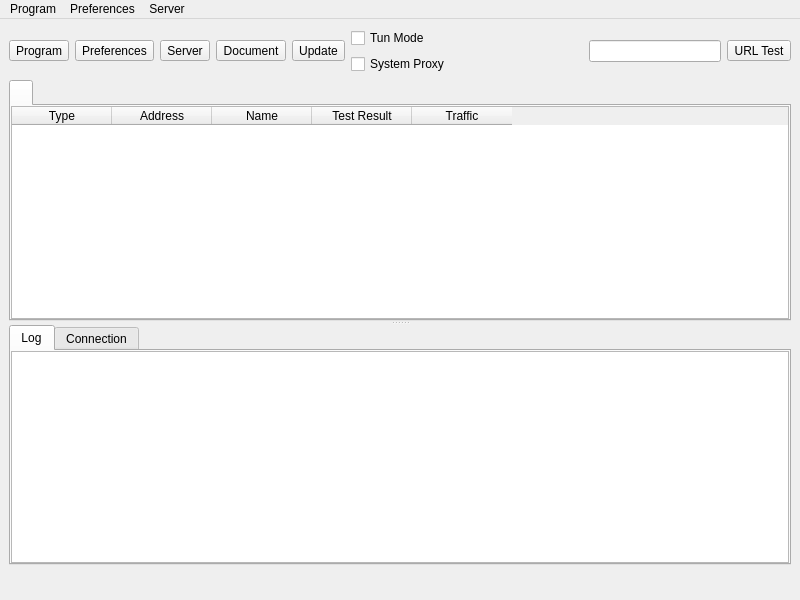
Before: the Qt Designer form ui/mainwindow.ui in q2333gh/nekoray, drawn with Qt 5.
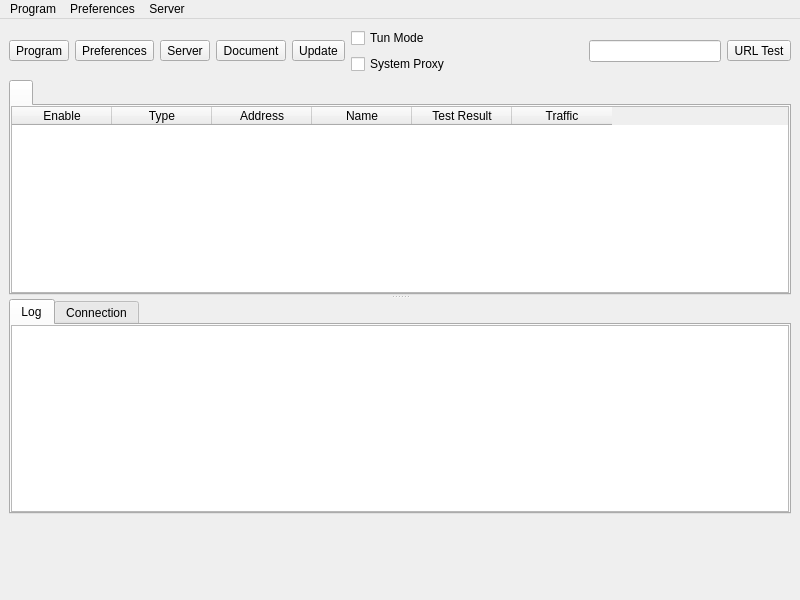
After: the same form once the commit is applied. Icons and pictures are not drawn. Custom widgets are drawn as their Qt base class.

Commit message: Update UI components and build scripts

Diff of the .ui file:
```diff
--- a/ui/mainwindow.ui
+++ b/ui/mainwindow.ui
@@ -268,6 +268,11 @@
            <attribute name="verticalHeaderDefaultSectionSize">
             <number>30</number>
            </attribute>
+           <column>
+            <property name="text">
+             <string>Enable</string>
+            </property>
+           </column>
            <column>
             <property name="text">
              <string>Type</string>
@@ -443,6 +448,49 @@
       </item>
      </layout>
     </item>
+    <item>
+     <layout class="QVBoxLayout" name="bottomPlaceholderLayout" spacing="0">
+      <item>
+       <widget class="QLabel" name="label_bottom_placeholder_1">
+        <property name="text">
+         <string>&#160;</string>
+        </property>
+        <property name="minimumSize">
+         <size>
+          <width>0</width>
+          <height>4</height>
+         </size>
+        </property>
+       </widget>
+      </item>
+      <item>
+       <widget class="QLabel" name="label_bottom_placeholder_2">
+        <property name="text">
+         <string>&#160;</string>
+        </property>
+        <property name="minimumSize">
+         <size>
+          <width>0</width>
+          <height>4</height>
+         </size>
+        </property>
+       </widget>
+      </item>
+      <item>
+       <widget class="QLabel" name="label_bottom_placeholder_3">
+        <property name="text">
+         <string>&#160;</string>
+        </property>
+        <property name="minimumSize">
+         <size>
+          <width>0</width>
+          <height>4</height>
+         </size>
+        </property>
+       </widget>
+      </item>
+     </layout>
+    </item>
    </layout>
   </widget>
   <widget class="QMenuBar" name="menubar">
```
The commit also changes 3 other files.
